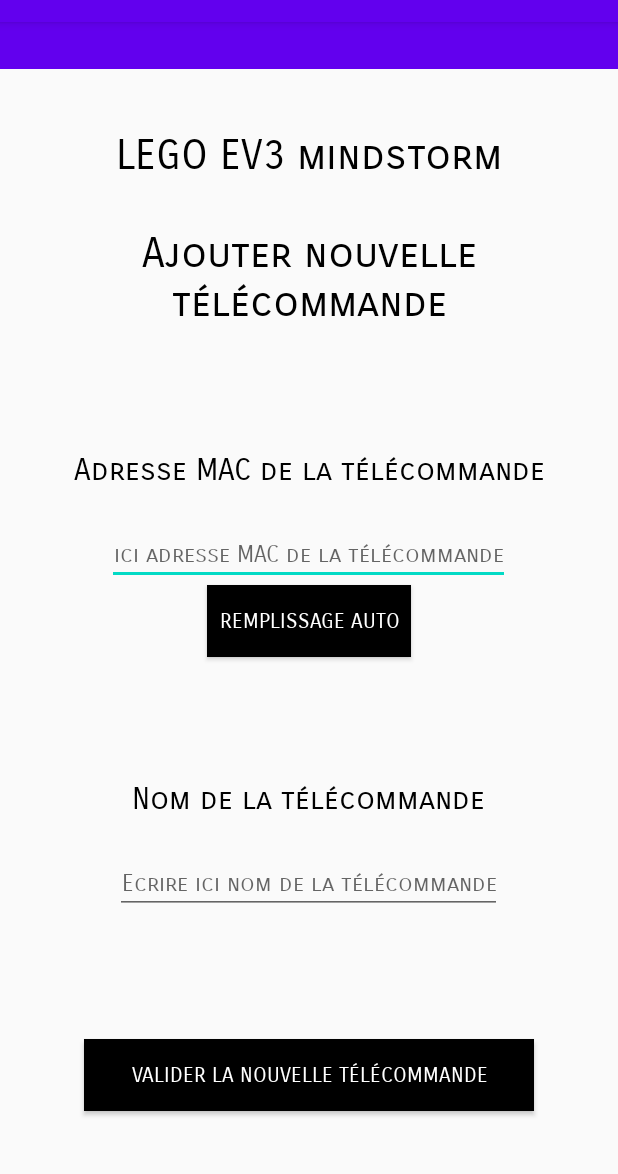
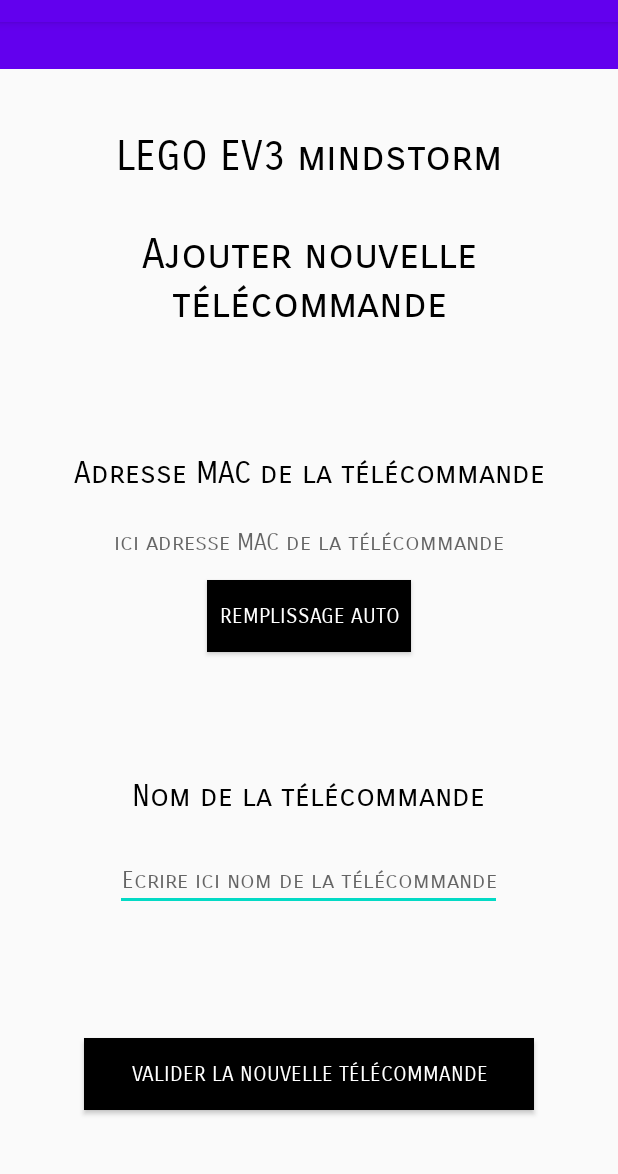
Before and after one commit to FrancoisChv/LegoPortalProject, an Android app: the AjoutTelActivity screen opened directly, with no data from a screen before it, on a phone screen of 412 x 824 dp, the part 62-1236 px from its top. Run offline under Robolectric (Android 15) with nearby library versions, the light colour scheme and no system bars; our stand-ins replace Firebase (no records; nobody signed in at launch, a user with empty details on screens opened directly).

Commit message:
Résolution du plantage / Modification de la base de donnée / Enlève de la présent user_tel dans la bdd / Ajout complétion automatique avec l'Android ID non modifiable

```diff
--- a/app/src/main/java/com/example/legoportalproject/AjoutTelActivity.java
+++ b/app/src/main/java/com/example/legoportalproject/AjoutTelActivity.java
@@ -4,6 +4,7 @@
 import androidx.appcompat.app.AppCompatActivity;
 import androidx.core.app.ActivityCompat;
 
+import android.annotation.SuppressLint;
 import android.provider.Settings;
 import android.provider.Settings.System;
 
@@ -22,6 +23,7 @@
 import android.view.View;
 import android.widget.Button;
 import android.widget.EditText;
+import android.widget.TextView;
 
 import com.google.firebase.auth.FirebaseAuth;
 import com.google.firebase.database.DatabaseReference;
@@ -41,7 +43,8 @@
     private static BluetoothAdapter BA;
 
     Button valide_btn, rmpl_auto_btn;
-    EditText mac_text, nom_tel_text;
+    EditText nom_tel_text;
+    TextView mac_text;
     DatabaseReference mDatabase;
     private String mail;
 
--- a/app/src/main/res/layout/activity_ajout_tel.xml
+++ b/app/src/main/res/layout/activity_ajout_tel.xml
@@ -50,12 +50,13 @@
             android:textSize="20dp"
             android:gravity="center_horizontal" />
 
-        <EditText
+        <TextView
             android:id="@+id/mac_txt"
             android:layout_width="wrap_content"
             android:layout_height="wrap_content"
             android:hint="ici adresse MAC de la télécommande"
             android:fontFamily="sans-serif-smallcaps"
+            android:layout_marginBottom="15dp"
             android:textColor="#000000"
             android:textSize="15dp"
             android:layout_gravity="center"
```
